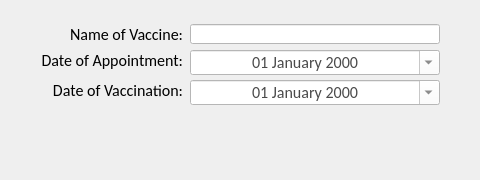
Above: Designs/Vaccine_Add_Edit.ui from BarisCeliktutan/CosmosVet before the change. Below: the same form after it.
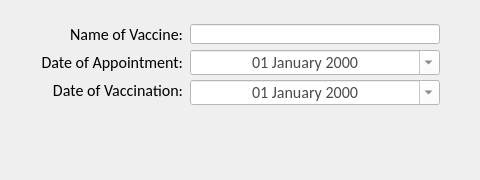
That is the form after the change. Icons and pictures are not drawn.

The edit to the form file:
```diff
--- a/Designs/Vaccine_Add_Edit.ui
+++ b/Designs/Vaccine_Add_Edit.ui
@@ -21,7 +21,7 @@
    <property name="geometry">
     <rect>
      <x>38</x>
-     <y>50</y>
+     <y>52</y>
      <width>145</width>
      <height>20</height>
     </rect>
```
